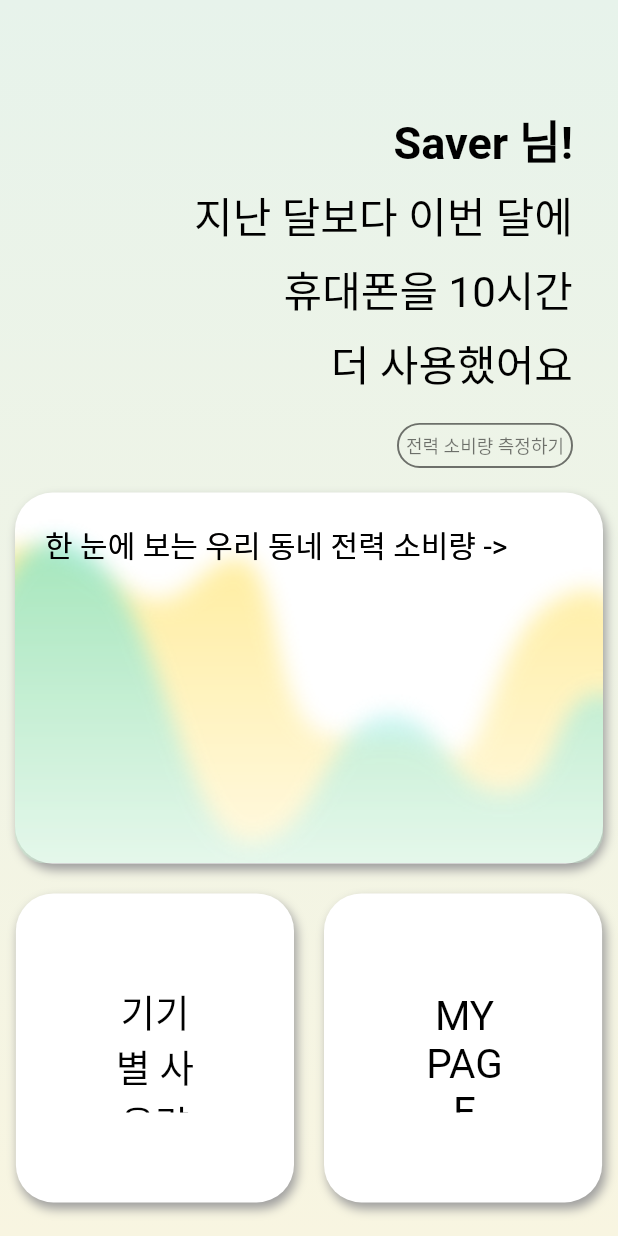
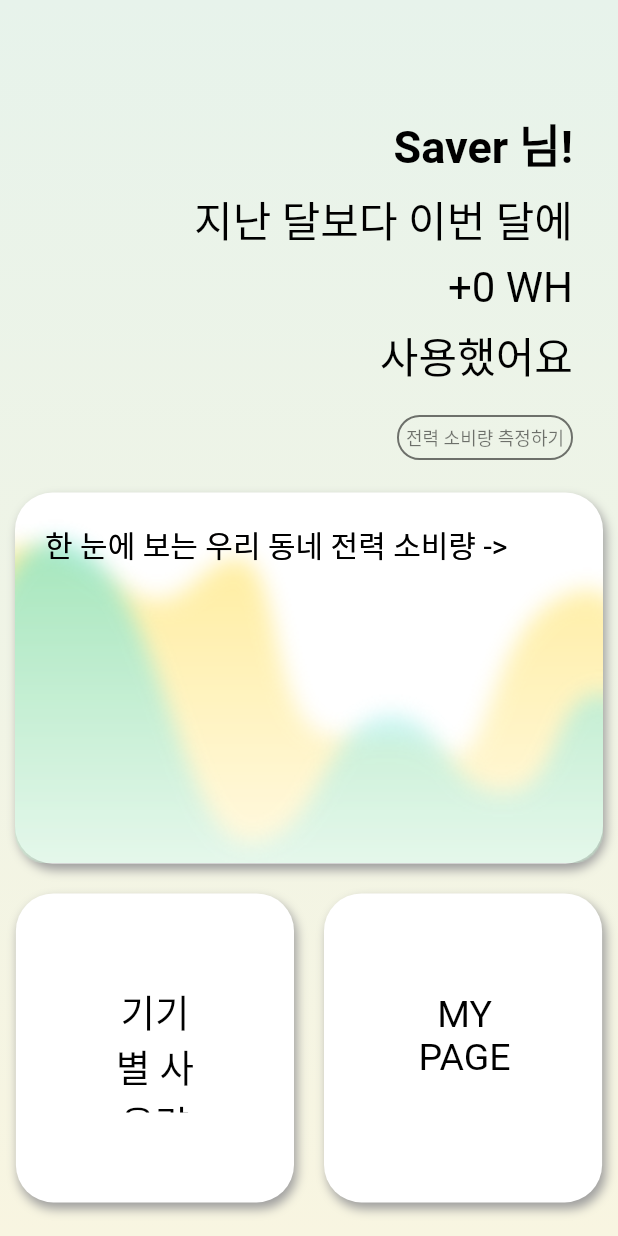
Before and after one commit to qwa310/DSC-Hackathon, a Flutter app: the HomePage screen opened by its route, on a phone screen of 412 x 824 dp. Run offline on Flutter 3.47's test engine with Material 2 defaults, Android fonts, the phone set to English and light mode, and no system bars; our stand-ins replace cloud_firestore, firebase_auth, firebase_core, flutter_swiper, font_awesome_flutter; accounts and stored records are empty.

Commit message:
feat(home_page): add current total power usage

```diff
--- a/lib/home_page.dart
+++ b/lib/home_page.dart
@@ -2,8 +2,22 @@ import 'package:flutter/material.dart';
 import 'package:cloud_firestore/cloud_firestore.dart';
 import 'package:firebase_auth/firebase_auth.dart';
 import 'home_page_view.dart';
+import 'package:intl/intl.dart';
+
+class DateInfo {
+  String currentDate, currentMonth, currentYear;
+
+  DateInfo() {
+    var now = DateTime.now();
+    currentDate = DateFormat('dd').format(now);
+    currentMonth = DateFormat('MM').format(now);
+    currentYear = DateFormat('yyyy').format(now);
+  }
+}
 
 class HomePage extends StatefulWidget {
+  num totalCurrent = 0;
+
   @override
   _HomePageState createState() => _HomePageState();
 }
@@ -11,12 +25,17 @@ class HomePage extends StatefulWidget {
 class _HomePageState extends State<HomePage> {
   FirebaseFirestore firestore = FirebaseFirestore.instance;
   FirebaseAuth auth = FirebaseAuth.instance;
-  Stream<DocumentSnapshot> currentStream;
+  Stream<QuerySnapshot> currentStream;
 
+  // [1-1] currentMonth 불러오기
   void initState() {
     super.initState();
-    currentStream =
-        firestore.collection("user").doc(auth.currentUser.uid).snapshots();
+    DateInfo dateInfo = new DateInfo();
+    currentStream = firestore
+        .collection('user')
+        .doc(auth.currentUser.uid)
+        .collection(dateInfo.currentYear + "-" + dateInfo.currentMonth)
+        .snapshots();
   }
 
   @override
@@ -24,12 +43,36 @@ class _HomePageState extends State<HomePage> {
     return Scaffold(
       body: StreamBuilder(
         stream: currentStream,
-        builder: (context, AsyncSnapshot<DocumentSnapshot> snapshot) {
+        builder: (context, AsyncSnapshot<QuerySnapshot> snapshot) {
           if (!snapshot.hasData) {
             return CircularProgressIndicator();
-          } return HomePageView(snapshot.data);
+          }
+          // [1-2] currentMonth의 total 계산하기
+          snapshot.data.docs.forEach((element) {
+            widget.totalCurrent += element['calculate'];
+          });
+          return initSecondState();
         },
       ),
     );
   }
+
+  initSecondState() {
+    // [2-1] view에 줄 사용자 한 명의 정보 받기
+    Stream<DocumentSnapshot> currentStream = firestore
+        .collection("user")
+        .doc(auth.currentUser.uid)
+        .snapshots();
+    // [2-2] 현재 총 소비 전력 또는 전기세와 유저 정보 모두 view 에 보내기
+    return StreamBuilder(
+        stream: currentStream,
+        builder: (context, AsyncSnapshot<DocumentSnapshot> snapshot) {
+          if (!snapshot.hasData) {
+            return CircularProgressIndicator();
+          }
+          num result = widget.totalCurrent;
+          return HomePageView(snapshot.data, result);
+        },
+    );
+  }
 }
--- a/lib/home_page_view.dart
+++ b/lib/home_page_view.dart
@@ -1,9 +1,12 @@
+import 'package:firebase_auth/firebase_auth.dart';
 import 'package:flutter/material.dart';
 import 'package:cloud_firestore/cloud_firestore.dart';
+import 'package:intl/intl.dart';
 
 class HomePageView extends StatelessWidget {
+  final num result;
   final DocumentSnapshot documentData;
-  HomePageView(this.documentData);
+  HomePageView(this.documentData, this.result);
 
   @override
   Widget build(BuildContext context) {
@@ -14,10 +17,7 @@ class HomePageView extends StatelessWidget {
         height: _screenSize.height,
         decoration: BoxDecoration(
           gradient: LinearGradient(
-            colors: [
-              Color(0xFFE7F3EB),
-              Color(0xFFF8F5E1)
-            ],
+            colors: [Color(0xFFE7F3EB), Color(0xFFF8F5E1)],
             begin: Alignment.topCenter,
             end: Alignment.bottomCenter,
           ),
@@ -27,7 +27,8 @@ class HomePageView extends StatelessWidget {
             children: <Widget>[
               InkWell(
                 onTap: () {
-                  Navigator.pushNamed(context, '/func_my_power'); //리스트뷰로 이동
+                  Navigator.of(context).pushNamed('my_power',
+                      arguments: DateFormat('yyyy-MM').format(DateTime.now()));
                 },
                 child: Container(
                   child: Column(
@@ -49,7 +50,20 @@ class HomePageView extends StatelessWidget {
                       SizedBox(
                         height: _screenSize.height * 0.01,
                       ),
-                      Text('지난 달보다 이번 달에',
+                      Text(
+                        '지난 달보다 이번 달에',
+                        textAlign: TextAlign.right,
+                        style: TextStyle(
+                          color: Colors.black,
+                          fontSize: 28,
+                        ),
+                      ),
+                      SizedBox(
+                        height: _screenSize.height * 0.01,
+                      ),
+
+                      Text(
+                        "${ (0 <= result) ? '+' + result.toInt().toString() : '-' + result.toInt().toString()}" + " WH",
                         textAlign: TextAlign.right,
                         style: TextStyle(
                           color: Colors.black,
@@ -60,17 +74,7 @@ class HomePageView extends StatelessWidget {
                         height: _screenSize.height * 0.01,
                       ),
                       Text(
-                        '휴대폰을 10시간',
-                        textAlign: TextAlign.right,
-                        style: TextStyle(
-                          color: Colors.black,
-                          fontSize: 28,
-                        ),
-                      ),
-                      SizedBox(
-                        height: _screenSize.height * 0.01,
-                      ),
-                      Text('더 사용했어요',
+                        '사용했어요',
                         textAlign: TextAlign.right,
                         style: TextStyle(
                           color: Colors.black,
@@ -78,9 +82,9 @@ class HomePageView extends StatelessWidget {
                         ),
                       ),
                       Container(
-                        margin: const EdgeInsets.fromLTRB(0,10,0,0),
+                        margin: const EdgeInsets.fromLTRB(0, 10, 0, 0),
                         alignment: Alignment.centerRight,
-                        child : ButtonTheme(
+                        child: ButtonTheme(
                           shape: RoundedRectangleBorder(
                             borderRadius: BorderRadius.circular(100),
                             side: BorderSide(
@@ -92,8 +96,9 @@ class HomePageView extends StatelessWidget {
                             minWidth: _screenSize.width * 0.015,
                             height: _screenSize.height * 0.015,
                             color: Colors.transparent,
-                            child: Text('전력 소비량 측정하기',
-                              style : TextStyle(
+                            child: Text(
+                              '전력 소비량 측정하기',
+                              style: TextStyle(
                                 color: Colors.black54,
                                 fontSize: 12,
                               ),
@@ -101,7 +106,6 @@ class HomePageView extends StatelessWidget {
                             padding: EdgeInsets.all(6.0),
                             onPressed: () {
                               Navigator.pushNamed(context, '/crud');
-                              // Navigator.pushNamed(context, '/input');
                             },
                           ),
                         ),
@@ -109,13 +113,13 @@ class HomePageView extends StatelessWidget {
                     ],
                   ),
                   width: _screenSize.width,
-                  height:  _screenSize.height * 0.35,
+                  height: _screenSize.height * 0.35,
                   margin: EdgeInsets.fromLTRB(0, 30, 30, 0),
                 ),
               ),
               Container(
                 width: _screenSize.width * 0.6,
-                height:  _screenSize.height * 0.3,
+                height: _screenSize.height * 0.3,
                 decoration: BoxDecoration(
                   color: Colors.white,
                   borderRadius: BorderRadius.circular(25),
@@ -134,7 +138,8 @@ class HomePageView extends StatelessWidget {
                   },
                   child: Stack(
                     children: <Widget>[
-                      Image.asset('images/home.png',
+                      Image.asset(
+                        'images/home.png',
                         width: _screenSize.width,
                         height: _screenSize.height,
                         fit: BoxFit.fill,
@@ -168,11 +173,13 @@ class HomePageView extends StatelessWidget {
                 children: [
                   InkWell(
                     onTap: () {
-                      Navigator.pushNamed(context, '/func_order_by_devices');
+                      Navigator.of(context).pushNamed('my_power2',
+                          arguments:
+                              DateFormat('yyyy-MM').format(DateTime.now()));
                     },
                     child: Container(
                       width: _screenSize.width * 0.45,
-                      height:  _screenSize.height * 0.25,
+                      height: _screenSize.height * 0.25,
                       decoration: BoxDecoration(
                         color: Colors.white,
                         borderRadius: BorderRadius.circular(25),
@@ -202,7 +209,7 @@ class HomePageView extends StatelessWidget {
                     },
                     child: Container(
                       width: _screenSize.width * 0.45,
-                      height:  _screenSize.height * 0.25,
+                      height: _screenSize.height * 0.25,
                       decoration: BoxDecoration(
                         color: Colors.white,
                         borderRadius: BorderRadius.circular(25),
@@ -221,7 +228,7 @@ class HomePageView extends StatelessWidget {
                         textAlign: TextAlign.center,
                         style: TextStyle(
                           color: Colors.black,
-                          fontSize: 27,
+                          fontSize: 25,
                         ),
                       ),
                     ),
```
